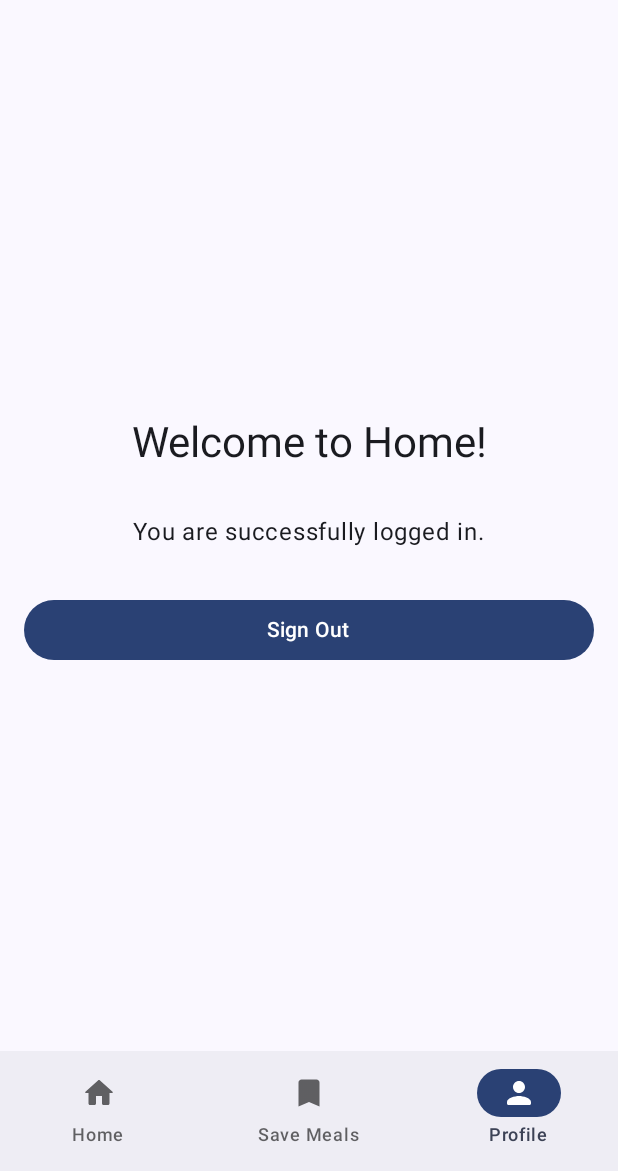
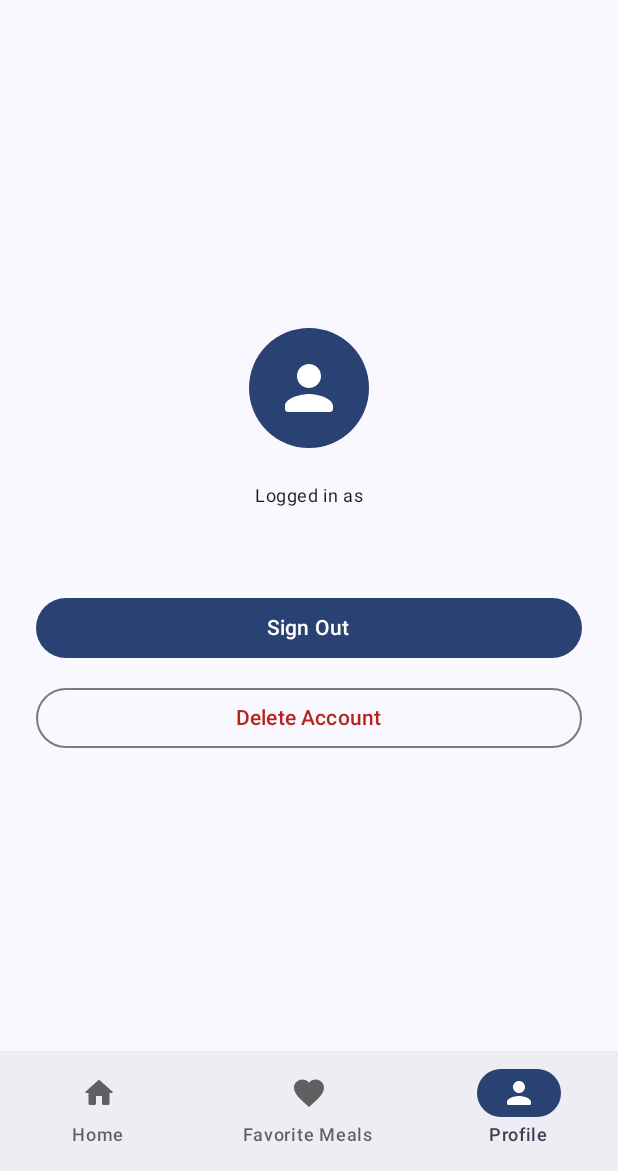
Before and after one commit to tawhidmonowar/SEEFood, an Android app built with Jetpack Compose: the HomeNavigation screen opened through its navigation route, item 3 of the bottom bar chosen, on a phone screen of 412 x 824 dp, the part 65-1236 px from its top. Run offline under Robolectric (Android 15) with nearby library versions, the light colour scheme and no system bars; our stand-ins replace Firebase (no records; nobody signed in at launch, a user with empty details on screens opened directly).

Commit message:
Add account deletion and update navigation UI
Implemented account deletion in AuthRepository and AuthViewModel, and updated ProfileScreen to include a delete account button with confirmation dialog. Changed bottom navigation 'Save Meals' to 'Favorite Meals' with a new icon and updated related navigation routes.

```diff
--- a/app/src/main/kotlin/org/onedroid/seefood/app/navigation/HomeNavigation.kt
+++ b/app/src/main/kotlin/org/onedroid/seefood/app/navigation/HomeNavigation.kt
@@ -105,7 +105,7 @@ fun HomeNavigation(
             composable("profile") {
                 ProfileScreen()
             }
-            composable("save") {
+            composable("favorite") {
 
             }
         }
--- a/app/src/main/kotlin/org/onedroid/seefood/app/navigation/components/BottomNavigationItem.kt
+++ b/app/src/main/kotlin/org/onedroid/seefood/app/navigation/components/BottomNavigationItem.kt
@@ -15,9 +15,9 @@ val BottomNavigationItemsLists = listOf(
         route = "home_screen"
     ),
     BottomNavigationItem(
-        icon = R.drawable.ic_bookmark,
-        title = "Save Meals",
-        route = "save"
+        icon = R.drawable.ic_favorite,
+        title = "Favorite Meals",
+        route = "favorite"
     ),
     BottomNavigationItem(
         icon = R.drawable.ic_person,
--- a/app/src/main/kotlin/org/onedroid/seefood/presentation/profile/ProfileScreen.kt
+++ b/app/src/main/kotlin/org/onedroid/seefood/presentation/profile/ProfileScreen.kt
@@ -1,47 +1,136 @@
 package org.onedroid.seefood.presentation.profile
 
+import androidx.compose.foundation.background
 import androidx.compose.foundation.layout.Arrangement
+import androidx.compose.foundation.layout.Box
 import androidx.compose.foundation.layout.Column
+import androidx.compose.foundation.layout.Spacer
 import androidx.compose.foundation.layout.fillMaxSize
 import androidx.compose.foundation.layout.fillMaxWidth
+import androidx.compose.foundation.layout.height
 import androidx.compose.foundation.layout.padding
+import androidx.compose.foundation.layout.size
+import androidx.compose.foundation.shape.CircleShape
+import androidx.compose.material3.AlertDialog
 import androidx.compose.material3.Button
+import androidx.compose.material3.ButtonDefaults
+import androidx.compose.material3.CircularProgressIndicator
+import androidx.compose.material3.Icon
 import androidx.compose.material3.MaterialTheme
+import androidx.compose.material3.OutlinedButton
 import androidx.compose.material3.Text
+import androidx.compose.material3.TextButton
 import androidx.compose.runtime.Composable
+import androidx.compose.runtime.getValue
+import androidx.compose.runtime.mutableStateOf
+import androidx.compose.runtime.remember
+import androidx.compose.runtime.setValue
 import androidx.compose.ui.Alignment
 import androidx.compose.ui.Modifier
+import androidx.compose.ui.draw.clip
+import androidx.compose.ui.graphics.Color
+import androidx.compose.ui.res.painterResource
 import androidx.compose.ui.unit.dp
+import org.onedroid.seefood.R
 import org.onedroid.seefood.app.auth.AuthViewModel
 
 @Composable
 fun ProfileScreen(
     viewModel: AuthViewModel = AuthViewModel()
 ) {
+    val isLoading = viewModel.isLoading
+    val user = viewModel.authRepository.currentUser
+    val error = viewModel.errorMessage
+
+    var showDeleteDialog by remember { mutableStateOf(false) }
+
     Column(
         modifier = Modifier
             .fillMaxSize()
-            .padding(16.dp),
+            .padding(24.dp),
         horizontalAlignment = Alignment.CenterHorizontally,
         verticalArrangement = Arrangement.Center
     ) {
-        Text(
-            text = "Welcome to Home!",
-            style = MaterialTheme.typography.headlineMedium,
-            modifier = Modifier.padding(bottom = 32.dp)
-        )
+        if (isLoading) {
+            CircularProgressIndicator()
+            Spacer(modifier = Modifier.height(16.dp))
+        }
 
-        Text(
-            text = "You are successfully logged in.",
-            style = MaterialTheme.typography.bodyLarge,
-            modifier = Modifier.padding(bottom = 32.dp)
-        )
+        Box(
+            modifier = Modifier
+                .size(80.dp)
+                .clip(CircleShape)
+                .background(MaterialTheme.colorScheme.primary),
+            contentAlignment = Alignment.Center
+        ) {
+            Icon(
+                painter = painterResource(R.drawable.ic_person),
+                contentDescription = "Profile",
+                tint = Color.White,
+                modifier = Modifier.size(48.dp)
+            )
+        }
+
+        Spacer(modifier = Modifier.height(24.dp))
+
+        user?.email?.let {
+            Text(
+                text = "Logged in as",
+                style = MaterialTheme.typography.bodySmall
+            )
+            Text(
+                text = it,
+                style = MaterialTheme.typography.titleMedium,
+                modifier = Modifier.padding(bottom = 32.dp)
+            )
+        }
 
         Button(
             onClick = { viewModel.signOut() },
-            modifier = Modifier.fillMaxWidth()
+            modifier = Modifier
+                .fillMaxWidth()
+                .padding(bottom = 12.dp)
         ) {
             Text("Sign Out")
         }
+
+        OutlinedButton(
+            onClick = { showDeleteDialog = true },
+            modifier = Modifier.fillMaxWidth(),
+            colors = ButtonDefaults.outlinedButtonColors(contentColor = MaterialTheme.colorScheme.error)
+        ) {
+            Text("Delete Account")
+        }
+
+        if (error != null) {
+            Spacer(modifier = Modifier.height(24.dp))
+            Text(
+                text = error,
+                color = MaterialTheme.colorScheme.error,
+                style = MaterialTheme.typography.bodySmall
+            )
+        }
+    }
+
+    // Confirmation AlertDialog
+    if (showDeleteDialog) {
+        AlertDialog(
+            onDismissRequest = { showDeleteDialog = false },
+            title = { Text("Delete Account") },
+            text = { Text("Are you sure you want to permanently delete your account? This action cannot be undone.") },
+            confirmButton = {
+                TextButton(onClick = {
+                    showDeleteDialog = false
+                    viewModel.deleteAccount()
+                }) {
+                    Text("Delete", color = MaterialTheme.colorScheme.error)
+                }
+            },
+            dismissButton = {
+                TextButton(onClick = { showDeleteDialog = false }) {
+                    Text("Cancel")
+                }
+            }
+        )
     }
 }
--- /dev/null
+++ b/app/src/main/res/drawable/ic_favorite.xml
@@ -0,0 +1,5 @@
+<vector xmlns:android="http://schemas.android.com/apk/res/android" android:height="24dp" android:tint="#000000" android:viewportHeight="24" android:viewportWidth="24" android:width="24dp">
+
+    <path android:fillColor="@android:color/white" android:pathData="M12,21.35l-1.45,-1.32C5.4,15.36 2,12.28 2,8.5 2,5.42 4.42,3 7.5,3c1.74,0 3.41,0.81 4.5,2.09C13.09,3.81 14.76,3 16.5,3 19.58,3 22,5.42 22,8.5c0,3.78 -3.4,6.86 -8.55,11.54L12,21.35z"/>
+
+</vector>
```
Also changed, not shown: app/src/main/kotlin/org/onedroid/seefood/app/auth/AuthRepository.kt (+14 -0 lines), app/src/main/kotlin/org/onedroid/seefood/app/auth/AuthViewModel.kt (+15 -1 lines).
